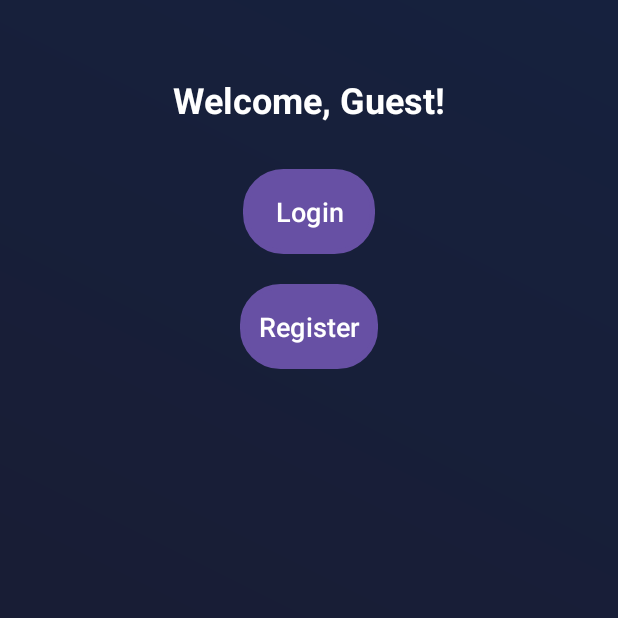
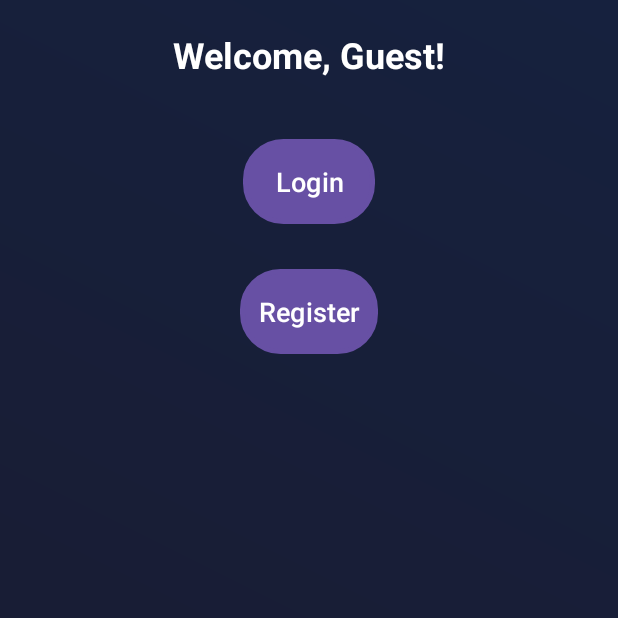
Before and after one commit to Pringnos/bricks, an Android app: the screen it shows after launch (MainActivity), on a phone screen of 412 x 824 dp, the top half of it. Run offline under Robolectric (Android 15) with nearby library versions, the phone set to English and light mode, and no system bars; our stand-ins replace Firebase (no records; nobody signed in at launch, a user with empty details on screens opened directly).

Commit message:
arrange main controls

```diff
--- a/app/src/main/java/com/example/firebase/MainActivity.java
+++ b/app/src/main/java/com/example/firebase/MainActivity.java
@@ -71,12 +71,14 @@ public class MainActivity extends AppCompatActivity implements View.OnClickListe
                 welcomeTextView.setText("Welcome!");
             }
             scoreTextView.setVisibility(View.VISIBLE);
+            playButton.setVisibility(View.VISIBLE);
             loginButton.setVisibility(View.GONE);
             registerButton.setVisibility(View.GONE);
             logoutButton.setVisibility(View.VISIBLE);
         } else {
             welcomeTextView.setText("Welcome, Guest!");
             scoreTextView.setVisibility(View.GONE);
+            playButton.setVisibility(View.GONE);
             loginButton.setVisibility(View.VISIBLE);
             registerButton.setVisibility(View.VISIBLE);
             logoutButton.setVisibility(View.GONE);
--- a/app/src/main/res/layout/activity_main.xml
+++ b/app/src/main/res/layout/activity_main.xml
@@ -14,7 +14,7 @@
         android:id="@+id/userNameTextView"
         android:layout_width="wrap_content"
         android:layout_height="wrap_content"
-        android:layout_marginTop="50dp"
+        android:layout_marginTop="20dp"
         android:text="Welcome!"
         android:textSize="24sp"
         android:textStyle="bold"
@@ -36,7 +36,7 @@
         app:layout_constraintTop_toBottomOf="@id/userNameTextView"
         app:layout_constraintStart_toStartOf="parent"
         app:layout_constraintEnd_toEndOf="parent"
-        android:layout_marginTop="30dp" />
+        android:layout_marginTop="40dp" />
 
     <!-- Register Button -->
     <Button
@@ -51,7 +51,7 @@
         app:layout_constraintTop_toBottomOf="@id/LB"
         app:layout_constraintStart_toStartOf="parent"
         app:layout_constraintEnd_toEndOf="parent"
-        android:layout_marginTop="20dp" />
+        android:layout_marginTop="30dp" />
 
     <!-- Play Button -->
     <Button
@@ -67,7 +67,7 @@
         app:layout_constraintTop_toBottomOf="@id/RB"
         app:layout_constraintStart_toStartOf="parent"
         app:layout_constraintEnd_toEndOf="parent"
-        android:layout_marginTop="20dp" />
+        android:layout_marginTop="100dp" />
 
     <!-- Score Text -->
     <TextView
@@ -93,9 +93,9 @@
         android:background="@drawable/neon_button_background"
         android:textColor="@android:color/white"
         android:padding="12dp"
-        app:layout_constraintTop_toBottomOf="@id/ST"
+        app:layout_constraintBottom_toBottomOf="parent"
         app:layout_constraintStart_toStartOf="parent"
         app:layout_constraintEnd_toEndOf="parent"
-        android:layout_marginTop="20dp" />
+        android:layout_marginBottom="50dp" />
 
 </androidx.constraintlayout.widget.ConstraintLayout>
```
